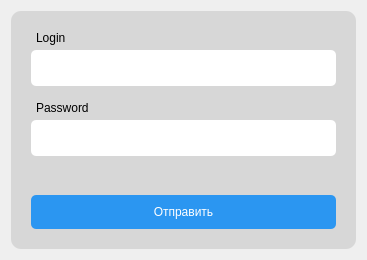
This is shop/pc/app/app/logindialog.ui in keygenqt/km-shop as Qt 5 draws it before an edit. The edited form follows.
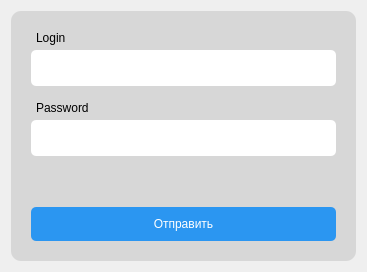
This is the edited form.

What changed in the file:
```diff
--- a/shop/pc/app/app/logindialog.ui
+++ b/shop/pc/app/app/logindialog.ui
@@ -7,7 +7,7 @@
     <x>0</x>
     <y>0</y>
     <width>367</width>
-    <height>260</height>
+    <height>272</height>
    </rect>
   </property>
   <property name="windowTitle">
@@ -18,6 +18,13 @@
 	background-color: transparent;
 }
 
+QLabel#labelError {
+	background-color: #9e1f1f;
+	color: white;
+	padding: 10px 10px;
+	border-radius: 5px
+}
+
 QFrame#frame {
 	background-color: #d7d7d7;
 	border-radius: 10px;
@@ -71,7 +78,7 @@
        <number>20</number>
       </property>
       <property name="verticalSpacing">
-       <number>6</number>
+       <number>10</number>
       </property>
       <item row="0" column="0">
        <layout class="QVBoxLayout" name="verticalLayout">
```
